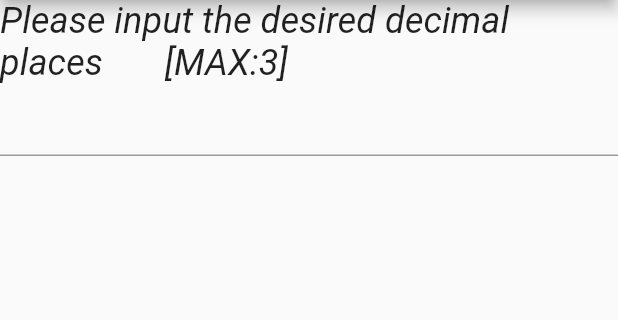
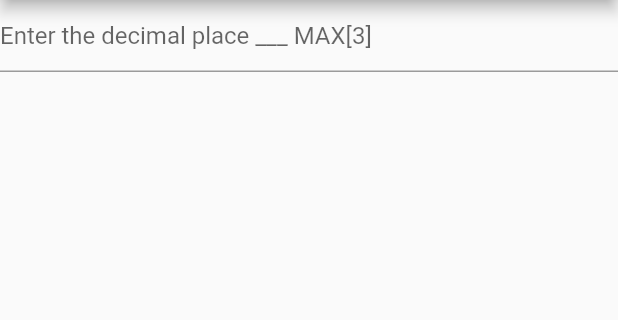
Before and after one commit to Akorfa11/pi_generator, a Flutter app: the screen it shows after launch, on a phone screen of 412 x 824 dp, the part 84-404 px from its top. Run offline on Flutter 3.47's test engine with Material 2 defaults, Android fonts, the phone set to English and light mode, and no system bars.

Commit message:
Update main.dart

```diff
--- a/lib/main.dart
+++ b/lib/main.dart
@@ -1,4 +1,5 @@
-
+import 'dart:math';
+import 'package:flutter/cupertino.dart';
 import 'package:flutter/material.dart';
 
 void main() => runApp(
@@ -35,6 +36,9 @@ class MyStatefulWidget extends StatefulWidget {
 }
 
 class _MyStatefulWidgetState extends State<MyStatefulWidget> {
+double num = pi;
+
+
 
   TextEditingController _controller;
 
@@ -55,16 +59,13 @@ class _MyStatefulWidgetState extends State<MyStatefulWidget> {
       body: Center(
         child: Column(
       children:<Widget>[
-        Container(
-          child: Text('Please input the desired decimal places       [MAX:3] ',
-          style: TextStyle(
-            fontSize: 24,
-            fontStyle:FontStyle.italic
-          ),),
-        ),
 
 
-        TextField(
+        Expanded(
+          child: TextField(
+            decoration: InputDecoration(
+              hintText: 'Enter the decimal place ___ MAX[3]'
+            ),
             keyboardType: TextInputType.numberWithOptions(decimal: false),
             controller: _controller,
             onSubmitted: ( String value) async {
@@ -75,7 +76,10 @@ class _MyStatefulWidgetState extends State<MyStatefulWidget> {
                     return AlertDialog(
                       title: const Text('Great!'),
                       content:
-                    Text('Your value is "3.1".'),
+                      Text('Your value is "3.1".',
+                      style: TextStyle(
+                        fontSize: 24,
+                      ),),
                       actions: <Widget>[
                         FlatButton(
                           onPressed: () {
@@ -134,7 +138,8 @@ class _MyStatefulWidgetState extends State<MyStatefulWidget> {
                     }
                 );
               }
-          })],
+            }),
+        )],
     ),
     ));
 
```
Lines whose indentation alone changed are shown as unchanged.
